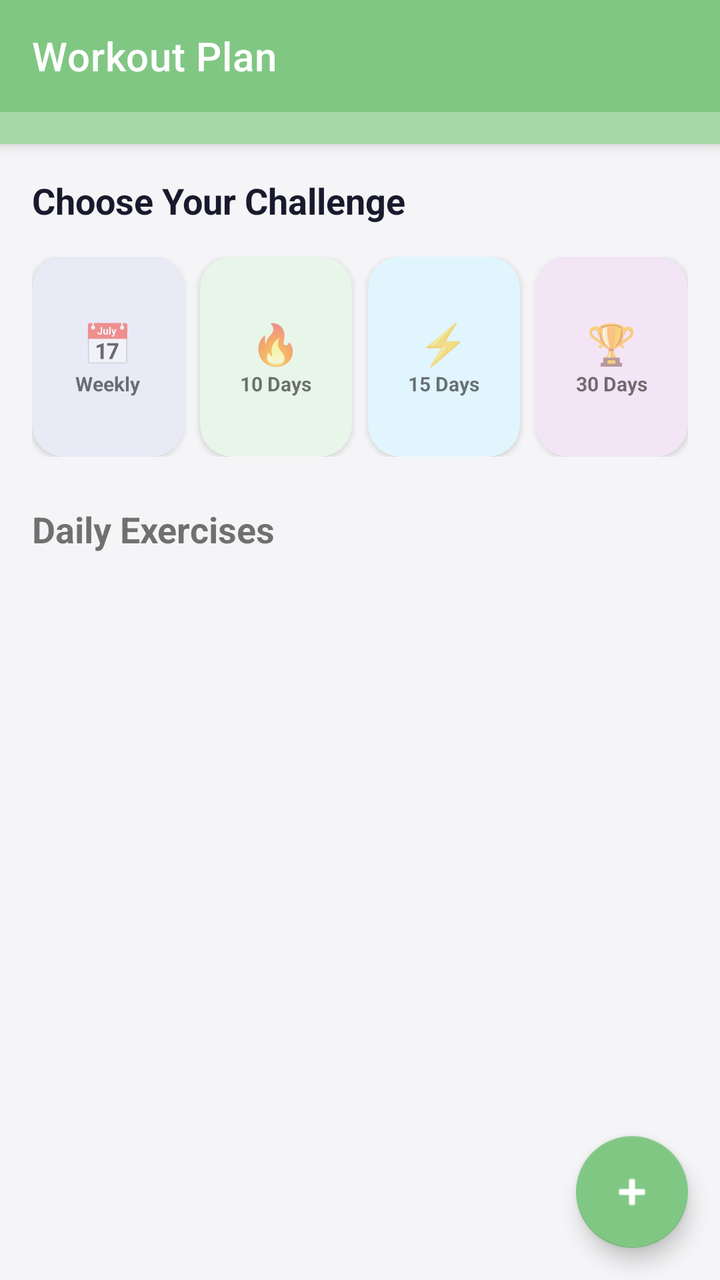
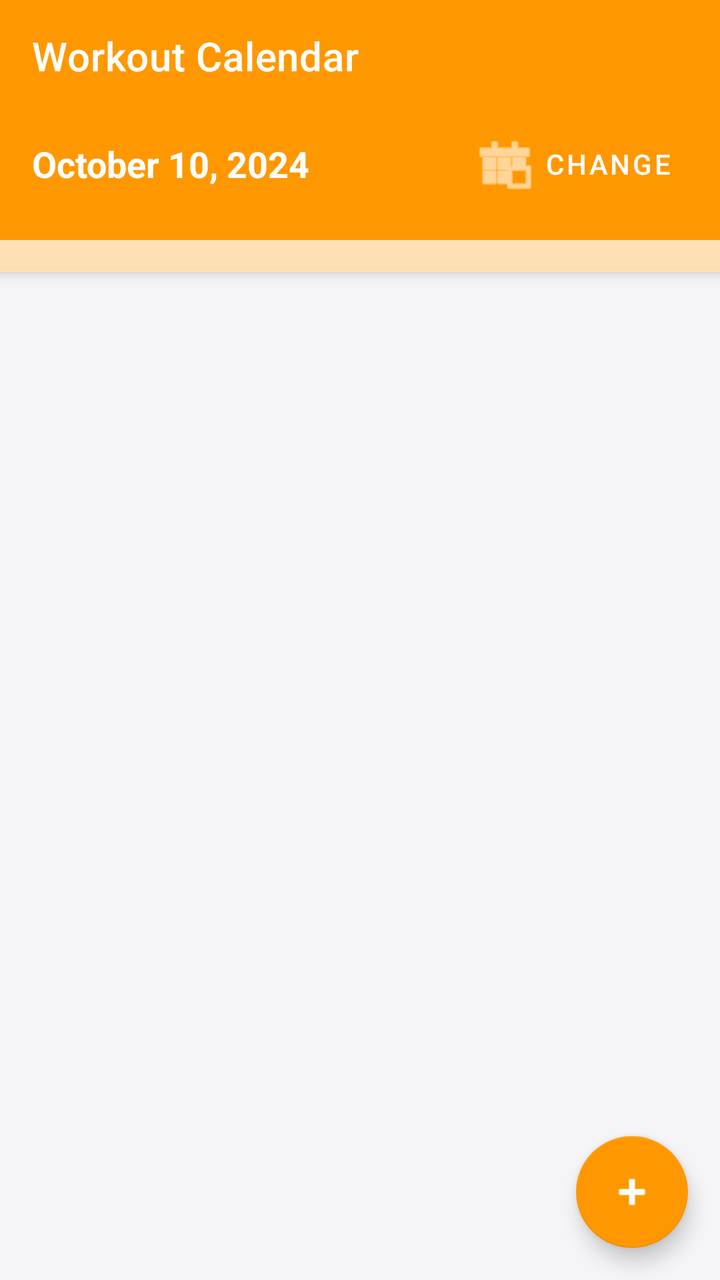

Before-and-after screenshots of an Android layout around one commit, followed by the original layout XML and the change that was made.
<!-- AndroidManifest.xml: application theme Theme.DailyRoutine -->
<!-- res/layout/activity_workout_plan.xml -->
<?xml version="1.0" encoding="utf-8"?>
<androidx.coordinatorlayout.widget.CoordinatorLayout xmlns:android="http://schemas.android.com/apk/res/android"
    xmlns:app="http://schemas.android.com/apk/res-auto"
    android:layout_width="match_parent"
    android:layout_height="match_parent"
    android:background="@color/bgPage">

    <com.google.android.material.appbar.AppBarLayout
        android:layout_width="match_parent"
        android:layout_height="wrap_content">

        <androidx.appcompat.widget.Toolbar
            android:id="@+id/toolbar"
            android:layout_width="match_parent"
            android:layout_height="?attr/actionBarSize"
            android:background="#81C784"
            app:title="Workout Plan"
            app:titleTextColor="@android:color/white"/>

        <HorizontalScrollView
            android:layout_width="match_parent"
            android:layout_height="wrap_content"
            android:background="#A5D6A7"
            android:scrollbars="none">
            <LinearLayout
                android:id="@+id/llWorkoutDays"
                android:layout_width="wrap_content"
                android:layout_height="wrap_content"
                android:orientation="horizontal"
                android:padding="8dp"/>
        </HorizontalScrollView>

    </com.google.android.material.appbar.AppBarLayout>

    <androidx.core.widget.NestedScrollView
        android:layout_width="match_parent"
        android:layout_height="match_parent"
        app:layout_behavior="@string/appbar_scrolling_view_behavior">

        <LinearLayout
            android:layout_width="match_parent"
            android:layout_height="wrap_content"
            android:orientation="vertical"
            android:padding="16dp">

            <TextView
                android:layout_width="wrap_content"
                android:layout_height="wrap_content"
                android:text="Choose Your Challenge"
                android:textSize="18sp"
                android:textStyle="bold"
                android:textColor="@color/textPrimary"
                android:layout_marginBottom="16dp"/>

            <LinearLayout
                android:id="@+id/llChallenges"
                android:layout_width="match_parent"
                android:layout_height="wrap_content"
                android:orientation="horizontal">

                <com.google.android.material.card.MaterialCardView
                    android:id="@+id/cardWeekly"
                    android:layout_width="0dp"
                    android:layout_height="100dp"
                    android:layout_weight="1"
                    android:layout_marginEnd="4dp"
                    app:cardCornerRadius="16dp"
                    app:cardElevation="2dp"
                    app:cardBackgroundColor="#E8EAF6">
                    <LinearLayout android:layout_width="match_parent" android:layout_height="match_parent" android:gravity="center" android:orientation="vertical">
                        <TextView android:layout_width="wrap_content" android:layout_height="wrap_content" android:text="📅" android:textSize="20sp"/>
                        <TextView android:layout_width="wrap_content" android:layout_height="wrap_content" android:text="Weekly" android:textStyle="bold" android:textSize="10sp"/>
                    </LinearLayout>
                </com.google.android.material.card.MaterialCardView>

                <com.google.android.material.card.MaterialCardView
                    android:id="@+id/card10Days"
                    android:layout_width="0dp"
                    android:layout_height="100dp"
                    android:layout_weight="1"
                    android:layout_marginHorizontal="4dp"
                    app:cardCornerRadius="16dp"
                    app:cardElevation="2dp"
                    app:cardBackgroundColor="#E8F5E9">
                    <LinearLayout android:layout_width="match_parent" android:layout_height="match_parent" android:gravity="center" android:orientation="vertical">
                        <TextView android:layout_width="wrap_content" android:layout_height="wrap_content" android:text="🔥" android:textSize="20sp"/>
                        <TextView android:layout_width="wrap_content" android:layout_height="wrap_content" android:text="10 Days" android:textStyle="bold" android:textSize="10sp"/>
                    </LinearLayout>
                </com.google.android.material.card.MaterialCardView>

                <com.google.android.material.card.MaterialCardView
                    android:id="@+id/card15Days"
                    android:layout_width="0dp"
                    android:layout_height="100dp"
                    android:layout_weight="1"
                    android:layout_marginHorizontal="4dp"
                    app:cardCornerRadius="16dp"
                    app:cardElevation="2dp"
                    app:cardBackgroundColor="#E1F5FE">
                    <LinearLayout android:layout_width="match_parent" android:layout_height="match_parent" android:gravity="center" android:orientation="vertical">
                        <TextView android:layout_width="wrap_content" android:layout_height="wrap_content" android:text="⚡" android:textSize="20sp"/>
                        <TextView android:layout_width="wrap_content" android:layout_height="wrap_content" android:text="15 Days" android:textStyle="bold" android:textSize="10sp"/>
                    </LinearLayout>
                </com.google.android.material.card.MaterialCardView>

                <com.google.android.material.card.MaterialCardView
                    android:id="@+id/card30Days"
                    android:layout_width="0dp"
                    android:layout_height="100dp"
                    android:layout_weight="1"
                    android:layout_marginStart="4dp"
                    app:cardCornerRadius="16dp"
                    app:cardElevation="2dp"
                    app:cardBackgroundColor="#F3E5F5">
                    <LinearLayout android:layout_width="match_parent" android:layout_height="match_parent" android:gravity="center" android:orientation="vertical">
                        <TextView android:layout_width="wrap_content" android:layout_height="wrap_content" android:text="🏆" android:textSize="20sp"/>
                        <TextView android:layout_width="wrap_content" android:layout_height="wrap_content" android:text="30 Days" android:textStyle="bold" android:textSize="10sp"/>
                    </LinearLayout>
                </com.google.android.material.card.MaterialCardView>
            </LinearLayout>

            <TextView
                android:layout_width="wrap_content"
                android:layout_height="wrap_content"
                android:text="Daily Exercises"
                android:textSize="18sp"
                android:textStyle="bold"
                android:layout_marginTop="24dp"
                android:layout_marginBottom="12dp"/>

            <androidx.recyclerview.widget.RecyclerView
                android:id="@+id/rvExercises"
                android:layout_width="match_parent"
                android:layout_height="wrap_content"
                android:nestedScrollingEnabled="false"/>

        </LinearLayout>
    </androidx.core.widget.NestedScrollView>

    <com.google.android.material.floatingactionbutton.FloatingActionButton
        android:id="@+id/fabAddExercise"
        android:layout_width="wrap_content"
        android:layout_height="wrap_content"
        android:layout_gravity="bottom|end"
        android:layout_margin="16dp"
        android:src="@android:drawable/ic_input_add"
        app:backgroundTint="#81C784"
        app:tint="@android:color/white"/>

</androidx.coordinatorlayout.widget.CoordinatorLayout>
<!-- resources referenced by this layout -->
<resources>
  <color name="bgPage">#F5F5F7</color>
  <color name="textPrimary">#1A1A2E</color>
  <style name="Theme.DailyRoutine" parent="Theme.MaterialComponents.DayNight.NoActionBar">
          <item name="colorPrimary">@color/primary</item>
          <item name="colorPrimaryVariant">@color/primaryDark</item>
          <item name="colorOnPrimary">@android:color/white</item>
          <item name="colorSecondary">@color/accent</item>
          <item name="colorOnSecondary">@android:color/white</item>
          <item name="android:windowBackground">@color/bgPage</item>
          <item name="android:statusBarColor">@color/statusBar</item>
          <item name="android:navigationBarColor">@color/primaryDark</item>
          
          <item name="dialogCornerRadius">16dp</item>
      </style>
  <color name="primary">#5B5FEF</color>
  <color name="primaryDark">#3F41C2</color>
  <color name="accent">#7E57C2</color>
  <color name="statusBar">#5B5FEF</color>
</resources>

<!-- the commit's change to res/layout/activity_workout_plan.xml (unified diff, before → after) -->
@@ -13,17 +13,47 @@
             android:id="@+id/toolbar"
             android:layout_width="match_parent"
             android:layout_height="?attr/actionBarSize"
-            android:background="#81C784"
-            app:title="Workout Plan"
+            android:background="@color/healthWorkout"
+            app:title="Workout Calendar"
             app:titleTextColor="@android:color/white"/>
+
+        <LinearLayout
+            android:layout_width="match_parent"
+            android:layout_height="wrap_content"
+            android:background="@color/healthWorkout"
+            android:orientation="horizontal"
+            android:paddingHorizontal="16dp"
+            android:paddingBottom="12dp"
+            android:gravity="center_vertical">
+
+            <TextView
+                android:id="@+id/tvSelectedDateWorkout"
+                android:layout_width="0dp"
+                android:layout_height="wrap_content"
+                android:layout_weight="1"
+                android:text="October 10, 2024"
+                android:textColor="@android:color/white"
+                android:textStyle="bold"
+                android:textSize="18sp"/>
+
+            <com.google.android.material.button.MaterialButton
+                android:id="@+id/btnPickDateWorkout"
+                style="@style/Widget.MaterialComponents.Button.TextButton"
+                android:layout_width="wrap_content"
+                android:layout_height="wrap_content"
+                android:text="Change"
+                android:textColor="@android:color/white"
+                app:icon="@android:drawable/ic_menu_today"
+                app:iconTint="@android:color/white"/>
+        </LinearLayout>
 
         <HorizontalScrollView
             android:layout_width="match_parent"
             android:layout_height="wrap_content"
-            android:background="#A5D6A7"
+            android:background="#FFE0B2"
             android:scrollbars="none">
             <LinearLayout
-                android:id="@+id/llWorkoutDays"
+                android:id="@+id/llWorkoutDaysStrip"
                 android:layout_width="wrap_content"
                 android:layout_height="wrap_content"
                 android:orientation="horizontal"
@@ -32,110 +62,14 @@
 
     </com.google.android.material.appbar.AppBarLayout>
 
-    <androidx.core.widget.NestedScrollView
+    <androidx.recyclerview.widget.RecyclerView
+        android:id="@+id/rvExercises"
         android:layout_width="match_parent"
         android:layout_height="match_parent"
-        app:layout_behavior="@string/appbar_scrolling_view_behavior">
-
-        <LinearLayout
-            android:layout_width="match_parent"
-            android:layout_height="wrap_content"
-            android:orientation="vertical"
-            android:padding="16dp">
-
-            <TextView
-                android:layout_width="wrap_content"
-                android:layout_height="wrap_content"
-                android:text="Choose Your Challenge"
-                android:textSize="18sp"
-                android:textStyle="bold"
-                android:textColor="@color/textPrimary"
-                android:layout_marginBottom="16dp"/>
-
-            <LinearLayout
-                android:id="@+id/llChallenges"
-                android:layout_width="match_parent"
-                android:layout_height="wrap_content"
-                android:orientation="horizontal">
-
-                <com.google.android.material.card.MaterialCardView
-                    android:id="@+id/cardWeekly"
-                    android:layout_width="0dp"
-                    android:layout_height="100dp"
-                    android:layout_weight="1"
-                    android:layout_marginEnd="4dp"
-                    app:cardCornerRadius="16dp"
-                    app:cardElevation="2dp"
-                    app:cardBackgroundColor="#E8EAF6">
-                    <LinearLayout android:layout_width="match_parent" android:layout_height="match_parent" android:gravity="center" android:orientation="vertical">
-                        <TextView android:layout_width="wrap_content" android:layout_height="wrap_content" android:text="📅" android:textSize="20sp"/>
-                        <TextView android:layout_width="wrap_content" android:layout_height="wrap_content" android:text="Weekly" android:textStyle="bold" android:textSize="10sp"/>
-                    </LinearLayout>
-                </com.google.android.material.card.MaterialCardView>
-
-                <com.google.android.material.card.MaterialCardView
-                    android:id="@+id/card10Days"
-                    android:layout_width="0dp"
-                    android:layout_height="100dp"
-                    android:layout_weight="1"
-                    android:layout_marginHorizontal="4dp"
-                    app:cardCornerRadius="16dp"
-                    app:cardElevation="2dp"
-                    app:cardBackgroundColor="#E8F5E9">
-                    <LinearLayout android:layout_width="match_parent" android:layout_height="match_parent" android:gravity="center" android:orientation="vertical">
-                        <TextView android:layout_width="wrap_content" android:layout_height="wrap_content" android:text="🔥" android:textSize="20sp"/>
-                        <TextView android:layout_width="wrap_content" android:layout_height="wrap_content" android:text="10 Days" android:textStyle="bold" android:textSize="10sp"/>
-                    </LinearLayout>
-                </com.google.android.material.card.MaterialCardView>
-
-                <com.google.android.material.card.MaterialCardView
-                    android:id="@+id/card15Days"
-                    android:layout_width="0dp"
-                    android:layout_height="100dp"
-                    android:layout_weight="1"
-                    android:layout_marginHorizontal="4dp"
-                    app:cardCornerRadius="16dp"
-                    app:cardElevation="2dp"
-                    app:cardBackgroundColor="#E1F5FE">
-                    <LinearLayout android:layout_width="match_parent" android:layout_height="match_parent" android:gravity="center" android:orientation="vertical">
-                        <TextView android:layout_width="wrap_content" android:layout_height="wrap_content" android:text="⚡" android:textSize="20sp"/>
-                        <TextView android:layout_width="wrap_content" android:layout_height="wrap_content" android:text="15 Days" android:textStyle="bold" android:textSize="10sp"/>
-                    </LinearLayout>
-                </com.google.android.material.card.MaterialCardView>
-
-                <com.google.android.material.card.MaterialCardView
-                    android:id="@+id/card30Days"
-                    android:layout_width="0dp"
-                    android:layout_height="100dp"
-                    android:layout_weight="1"
-                    android:layout_marginStart="4dp"
-                    app:cardCornerRadius="16dp"
-                    app:cardElevation="2dp"
-                    app:cardBackgroundColor="#F3E5F5">
-                    <LinearLayout android:layout_width="match_parent" android:layout_height="match_parent" android:gravity="center" android:orientation="vertical">
-                        <TextView android:layout_width="wrap_content" android:layout_height="wrap_content" android:text="🏆" android:textSize="20sp"/>
-                        <TextView android:layout_width="wrap_content" android:layout_height="wrap_content" android:text="30 Days" android:textStyle="bold" android:textSize="10sp"/>
-                    </LinearLayout>
-                </com.google.android.material.card.MaterialCardView>
-            </LinearLayout>
-
-            <TextView
-                android:layout_width="wrap_content"
-                android:layout_height="wrap_content"
-                android:text="Daily Exercises"
-                android:textSize="18sp"
-                android:textStyle="bold"
-                android:layout_marginTop="24dp"
-                android:layout_marginBottom="12dp"/>
-
-            <androidx.recyclerview.widget.RecyclerView
-                android:id="@+id/rvExercises"
-                android:layout_width="match_parent"
-                android:layout_height="wrap_content"
-                android:nestedScrollingEnabled="false"/>
-
-        </LinearLayout>
-    </androidx.core.widget.NestedScrollView>
+        android:padding="8dp"
+        android:clipToPadding="false"
+        android:paddingBottom="100dp"
+        app:layout_behavior="@string/appbar_scrolling_view_behavior"/>
 
     <com.google.android.material.floatingactionbutton.FloatingActionButton
         android:id="@+id/fabAddExercise"
@@ -144,7 +78,8 @@
         android:layout_gravity="bottom|end"
         android:layout_margin="16dp"
         android:src="@android:drawable/ic_input_add"
-        app:backgroundTint="#81C784"
-        app:tint="@android:color/white"/>
+        app:backgroundTint="@color/healthWorkout"
+        app:tint="@android:color/white"
+        android:contentDescription="Add Exercise"/>
 
 </androidx.coordinatorlayout.widget.CoordinatorLayout>
<!-- resource entries referenced after the edit -->
@@ -1,7 +1,7 @@
 <!-- resources referenced by this layout -->
 <resources>
   <color name="bgPage">#F5F5F7</color>
-  <color name="textPrimary">#1A1A2E</color>
+  <color name="healthWorkout">#FF9800</color>
   <style name="Theme.DailyRoutine" parent="Theme.MaterialComponents.DayNight.NoActionBar">
           <item name="colorPrimary">@color/primary</item>
           <item name="colorPrimaryVariant">@color/primaryDark</item>
